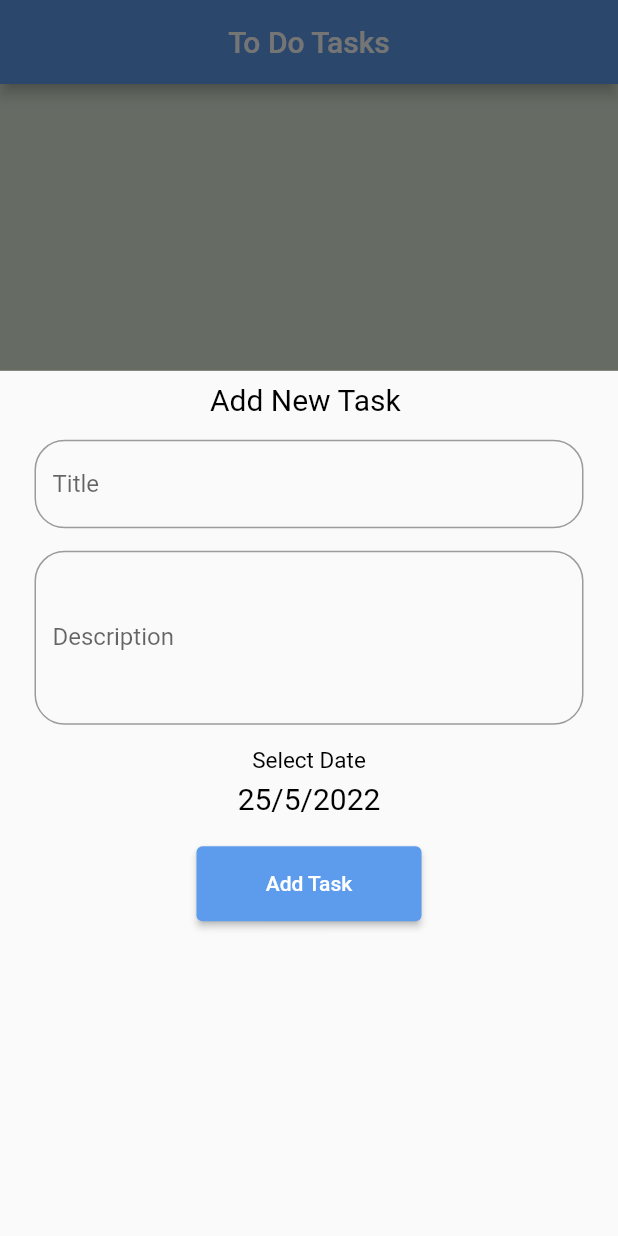
After one commit to ahmounir25/to_do, a Flutter app: the screen it shows after launch, after a tap on the "add" icon, on a phone screen of 412 x 824 dp. The commit adds this screen. Run offline on Flutter 3.47's test engine with Material 2 defaults, Android fonts, the phone set to English and light mode, and no system bars.

Commit message:
finish addTask bottom sheet

```diff
--- a/lib/layout/home_layout.dart
+++ b/lib/layout/home_layout.dart
@@ -1,6 +1,9 @@
 import 'package:flutter/material.dart';
+
 import 'package:to_do/modules/settings/setting.dart';
+import 'package:to_do/modules/tasks/addTaskBtmSheet.dart';
 import 'package:to_do/modules/tasks/taskScreen.dart';
+import 'package:to_do/shared/styles/myThemeData.dart';
 
 class homeScreen extends StatefulWidget {
   static const String routeName = 'home';
@@ -10,32 +13,70 @@ class homeScreen extends StatefulWidget {
 }
 
 class _homeScreenState extends State<homeScreen> {
-  List<Widget>tabs = [taskScreen(),settingScreen()];
+  List<Widget> tabs = [taskScreen(), settingScreen()];
 
-  int index=0;
+  int index = 0;
 
   @override
   Widget build(BuildContext context) {
     return Scaffold(
       appBar: AppBar(
-        title: Text('To Do Tasks'),
+        title: Text('To Do Tasks',
+            style: myThemeData.lightTheme.textTheme.headline2
+                ?.copyWith(color: Colors.white)),
         centerTitle: true,
       ),
-      bottomNavigationBar: BottomNavigationBar(
-        currentIndex: index,
-        onTap:
-        (value) {
-          index=value;
-          setState(() {
+      bottomNavigationBar: BottomAppBar(
+        shape: CircularNotchedRectangle(),
+        notchMargin: 8,
+        child: BottomNavigationBar(
+          backgroundColor: Colors.transparent,
+          elevation: 0,
+          currentIndex: index,
+          onTap: (value) {
+            index = value;
+            setState(() {});
+          },
+          items: [
+            BottomNavigationBarItem(
+                icon: Icon(Icons.list, size: 30), label: ''),
+            BottomNavigationBarItem(
+                icon: Icon(
+                  Icons.settings,
+                  size: 30,
+                ),
+                label: ''),
+          ],
+        ),
+      ),
+      body: tabs[index],
+      floatingActionButton: FloatingActionButton(
+        onPressed: () {
+          showAddTaskBottomSheet(context);
+        },
+        child: Icon(Icons.add),
+        shape: StadiumBorder(
+          side: BorderSide(
+            color: Colors.white,
+            width: 3,
+          ),
+        ),
+        elevation: 0,
+      ),
+      floatingActionButtonLocation: FloatingActionButtonLocation.centerDocked,
+    );
+  }
 
-          });
-        },
-        items: [
-          BottomNavigationBarItem(icon: Icon(Icons.list), label: ''),
-          BottomNavigationBarItem(icon: Icon(Icons.settings), label: ''),
-        ],
-      ),
-      body:tabs[index],
+  void showAddTaskBottomSheet(BuildContext context) {
+    showModalBottomSheet(
+      context: context,
+      builder: (context) {
+        return Container(
+            height: MediaQuery.of(context).size.height * .7,
+            child: addTaskSheet());
+      },
+      isScrollControlled: true,
+      isDismissible: true,
     );
   }
 }
--- a/lib/main.dart
+++ b/lib/main.dart
@@ -1,5 +1,6 @@
 import 'package:flutter/material.dart';
 import 'package:to_do/layout/home_layout.dart';
+import 'package:to_do/shared/styles/myThemeData.dart';
 
 void main() {
   runApp(MyApp());
@@ -14,6 +15,7 @@ class MyApp extends StatelessWidget {
       },
       initialRoute:homeScreen.routeName,
       debugShowCheckedModeBanner: false,
+      theme: myThemeData.lightTheme,
     );
   }
 }
--- /dev/null
+++ b/lib/modules/tasks/addTaskBtmSheet.dart
@@ -0,0 +1,100 @@
+import 'package:flutter/material.dart';
+import 'package:to_do/shared/styles/colors.dart';
+import 'package:to_do/shared/styles/myThemeData.dart';
+
+class addTaskSheet extends StatefulWidget {
+  @override
+  State<addTaskSheet> createState() => _addTaskSheetState();
+}
+
+class _addTaskSheetState extends State<addTaskSheet> {
+  var titleController = TextEditingController();
+
+  var descriptionController = TextEditingController();
+
+  GlobalKey<FormState> formKey=GlobalKey<FormState>();
+
+  @override
+  Widget build(BuildContext context) {
+    return SingleChildScrollView(
+      child: Padding(
+        padding: const EdgeInsets.all(8.0),
+        child: Column(
+          children: [
+            Text(
+              "Add New Task ",
+              style: myThemeData.lightTheme.textTheme.headline2,
+            ),
+            Form(
+              key:formKey ,
+              child: Container(
+                margin: EdgeInsets.all(15),
+                child: Column(
+                  children: [
+                    TextFormField(
+                      maxLines: 1,
+                      decoration: InputDecoration(
+                          labelText: 'Title',
+                          border: OutlineInputBorder(
+                              borderRadius: BorderRadius.circular(20))),
+                      controller: titleController,
+                      validator:(txt){
+                        if(txt!=null && txt.isEmpty){
+                          return "Please Enter Title ";
+                        }
+                        return null;
+                      } ,
+                    ),
+                    SizedBox(
+                      height: 15,
+                    ),
+                    TextFormField(
+                      maxLines: 4,
+                      decoration: InputDecoration(
+                          labelText: 'Description',
+                          border: OutlineInputBorder(
+                              borderRadius: BorderRadius.circular(20))),
+                      controller: descriptionController,
+                      validator: (txt){
+                        if(txt!=null&&txt.isEmpty){
+                          return "Please Enter Description";
+                        }
+                        return null;
+                      },
+                    )
+                  ],
+                ),
+              ),
+            ),
+            Text(
+              "Select Date",
+              style: myThemeData.lightTheme.textTheme.headline2
+                  ?.copyWith(fontSize: 15),
+            ),
+            SizedBox(
+              height: 5,
+            ),
+            Text(
+              "25/5/2022",
+              style: myThemeData.lightTheme.textTheme.headline2,
+            ),
+            SizedBox(
+              height: 20,
+            ),
+            ElevatedButton(
+              style: ElevatedButton.styleFrom(
+                primary: blueColor,
+                fixedSize:Size(150, 50)
+              ),
+                onPressed: () {
+                  if(formKey.currentState!.validate()){
+                    Navigator.pop(context);
+                    // print("Done Successfully");
+                  }
+                }, child: Text("Add Task"))
+          ],
+        ),
+      ),
+    );
+  }
+}
--- a/lib/shared/styles/colors.dart
+++ b/lib/shared/styles/colors.dart
@@ -1,6 +1,6 @@
 import 'package:flutter/material.dart';
 
-const Color blackColor = Color.fromRGBO(36, 36, 36, 1.0);
-const Color goldColor = Color.fromRGBO(183, 147, 95, 1.0); //0F1424
+const Color blueColor = Color.fromRGBO(93, 156, 236, 1.0);
+const Color greenColor = Color.fromRGBO(223, 236, 219, 1.0); //0F1424
 const Color primaryDarkcolor = Color.fromRGBO(15, 20, 36, 1.0); //FACC1D
 const Color onPrimaryDarkcolor = Color.fromRGBO(250, 204, 29, 1.0);
--- a/lib/shared/styles/myThemeData.dart
+++ b/lib/shared/styles/myThemeData.dart
@@ -4,35 +4,25 @@ import 'colors.dart';
 
 class myThemeData {
   static ThemeData lightTheme = ThemeData(
-      scaffoldBackgroundColor: Colors.transparent,
-      colorScheme: ColorScheme(
-          brightness: Brightness.light,
-          primary: goldColor,
-          onPrimary: blackColor,
-          secondary: Colors.brown,
-          onSecondary: Colors.white,
-          error: Colors.red,
-          onError: Colors.white,
-          background: Colors.transparent,
-          onBackground: blackColor,
-          surface: Colors.white,
-          onSurface: goldColor),
+      scaffoldBackgroundColor: greenColor,
       appBarTheme: AppBarTheme(
-        centerTitle: true,
-        color: Colors.transparent,
-        elevation: 0,
-        iconTheme: IconThemeData(color: blackColor),
+        backgroundColor: blueColor
       ),
       textTheme: TextTheme(
         headline1: TextStyle(
-            color: blackColor, fontSize: 30, fontWeight: FontWeight.bold),
-        headline2: TextStyle(fontSize: 20, color: blackColor),
+            color: Colors.white, fontSize: 30, fontWeight: FontWeight.bold),
+        headline2: TextStyle(fontSize: 20, color: Colors.black),
       ),
       bottomNavigationBarTheme: BottomNavigationBarThemeData(
-        backgroundColor: goldColor,
-        selectedItemColor: blackColor,
-        unselectedItemColor: Colors.white,
-      ));
+        backgroundColor: Colors.white,
+        selectedItemColor:blueColor,
+        unselectedItemColor: Colors.black,
+      ),
+    floatingActionButtonTheme: FloatingActionButtonThemeData(
+      backgroundColor: blueColor,
+    )
+
+  );
 
   static ThemeData darkTheme = ThemeData(
       scaffoldBackgroundColor: Colors.transparent,
```
Also changed, not shown: 7 other files.
